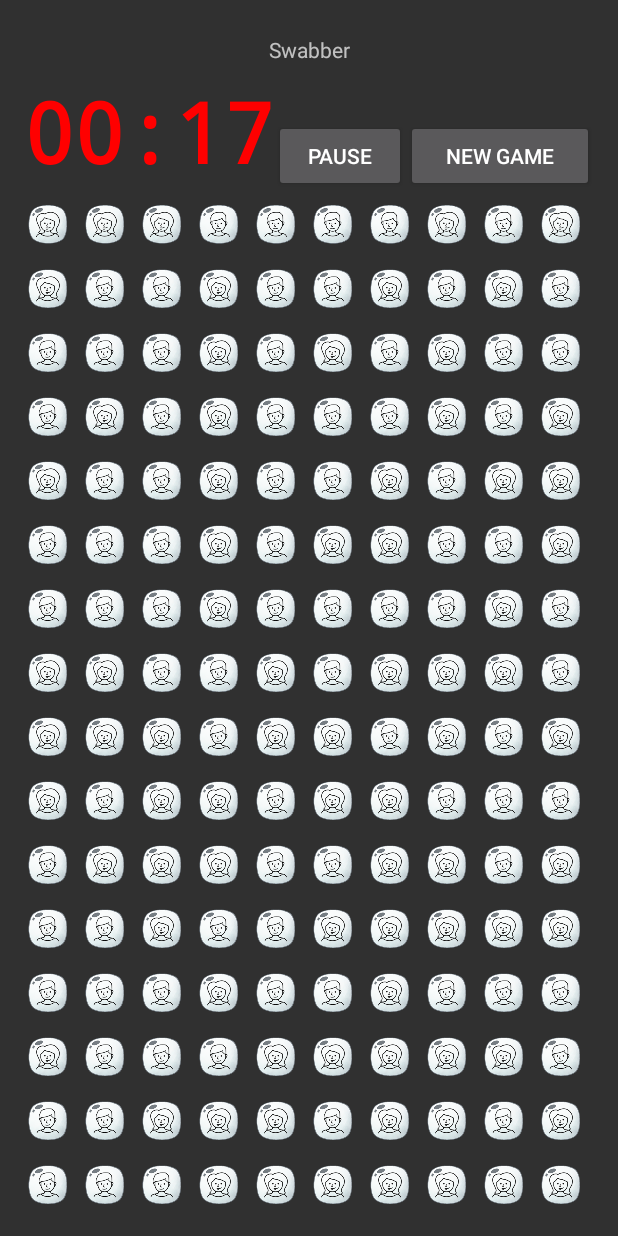
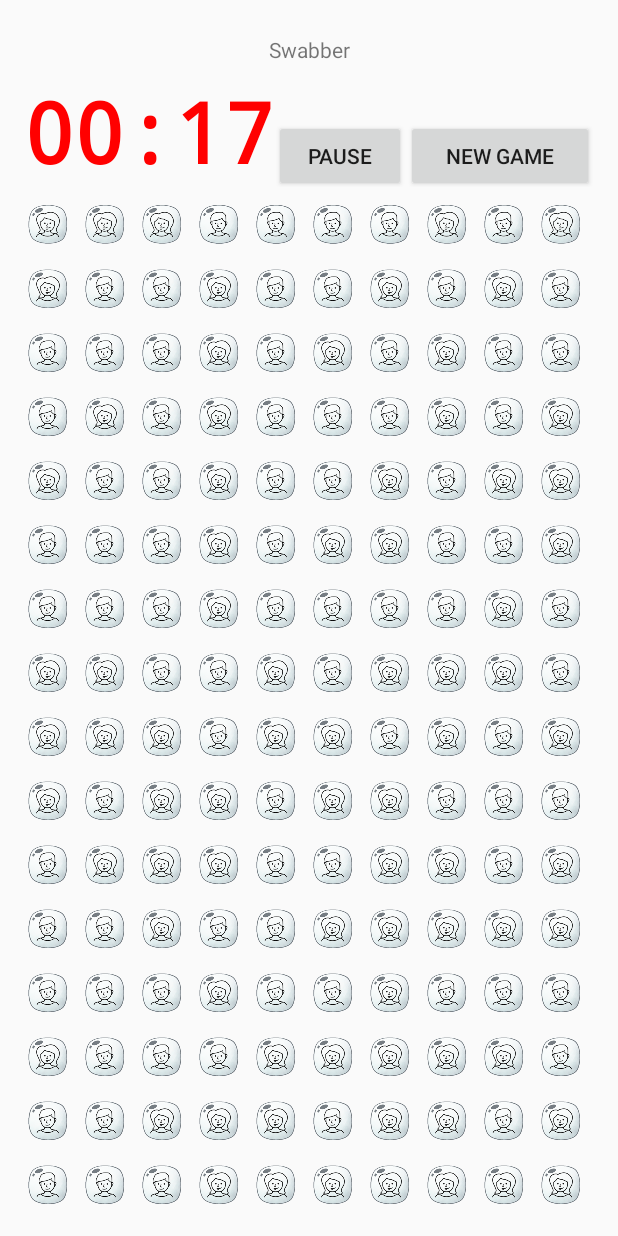
Before and after one commit to kobishiran/Swabber, an Android app: the screen it shows after launch (GameActivity), on a phone screen of 412 x 824 dp. Run offline under Robolectric (Android 15) with nearby library versions, the phone set to English and light mode, and no system bars.

Commit message:
Update Manifest

```diff
--- a/app/src/main/AndroidManifest.xml
+++ b/app/src/main/AndroidManifest.xml
@@ -8,7 +8,7 @@
             android:label="@string/app_name"
             android:roundIcon="@mipmap/icon_round"
             android:supportsRtl="true"
-            android:theme="@style/Theme.AppCompat.NoActionBar">
+            android:theme="@style/Theme.AppCompat.DayNight.NoActionBar">
         <activity android:name=".WinScreen">
         </activity>
         <activity android:name=".DeathScreen">
--- a/app/src/main/res/layout/activity_main.xml
+++ b/app/src/main/res/layout/activity_main.xml
@@ -33,13 +33,13 @@
                 android:textAppearance="@style/TextAppearance.AppCompat.Large" android:textColor="#FF0000"
                 android:textStyle="bold"/>
         <Button
-                android:text="Pause"
+                android:text="@string/pause"
                 android:layout_width="wrap_content"
                 android:layout_height="wrap_content" android:id="@+id/pauseButton"
         />
         <Button
-                android:text="New Game"
-                android:layout_width="wrap_content"
+                android:text="@string/new_game"
+                android:layout_width="0dp"
                 android:layout_height="wrap_content" android:id="@+id/newGameButton" android:layout_weight="1"/>
     </LinearLayout>
 
--- a/app/src/main/res/values/strings.xml
+++ b/app/src/main/res/values/strings.xml
@@ -2,4 +2,6 @@
     <string name="app_name">Swabber</string>
     <string name="_00_00">00:00</string>
     <string name="welcome_to_swabber">Swabber</string>
+    <string name="pause">Pause</string>
+    <string name="new_game">New Game</string>
 </resources>
```
